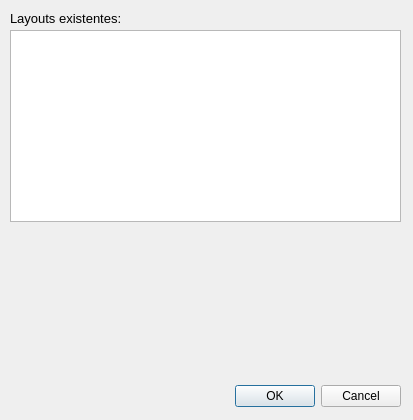
Old version of the form layout_edit_dialog_base.ui in the repository pyqgis-estudos/editLayoutManager.
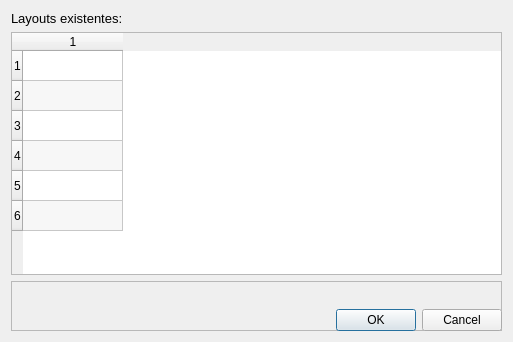
New version of the form.

What changed in the file:
```diff
--- a/layout_edit_dialog_base.ui
+++ b/layout_edit_dialog_base.ui
@@ -9,8 +9,8 @@
    <rect>
     <x>0</x>
     <y>0</y>
-    <width>413</width>
-    <height>420</height>
+    <width>513</width>
+    <height>342</height>
    </rect>
   </property>
   <property name="sizePolicy">
@@ -22,47 +22,9 @@
   <property name="windowTitle">
    <string>Layouts Editer</string>
   </property>
-  <widget class="QDialogButtonBox" name="button_box">
-   <property name="geometry">
-    <rect>
-     <x>60</x>
-     <y>380</y>
-     <width>341</width>
-     <height>32</height>
-    </rect>
-   </property>
-   <property name="sizePolicy">
-    <sizepolicy hsizetype="Preferred" vsizetype="Expanding">
-     <horstretch>0</horstretch>
-     <verstretch>0</verstretch>
-    </sizepolicy>
-   </property>
-   <property name="orientation">
-    <enum>Qt::Horizontal</enum>
-   </property>
-   <property name="standardButtons">
-    <set>QDialogButtonBox::Cancel|QDialogButtonBox::Ok</set>
-   </property>
-  </widget>
-  <widget class="QListView" name="listView">
-   <property name="geometry">
-    <rect>
-     <x>10</x>
-     <y>30</y>
-     <width>391</width>
-     <height>192</height>
-    </rect>
-   </property>
-  </widget>
+  <layout class="QGridLayout" name="gridLayout">
+   <item row="0" column="0">
   <widget class="QLabel" name="label">
-   <property name="geometry">
-    <rect>
-     <x>10</x>
-     <y>10</y>
-     <width>151</width>
-     <height>16</height>
-    </rect>
-   </property>
    <property name="sizePolicy">
     <sizepolicy hsizetype="Maximum" vsizetype="Preferred">
      <horstretch>0</horstretch>
@@ -80,6 +42,90 @@
     <string>Layouts existentes:</string>
    </property>
   </widget>
+   </item>
+   <item row="1" column="0" colspan="2">
+    <widget class="QTableWidget" name="tableWidget">
+     <property name="sizePolicy">
+      <sizepolicy hsizetype="Expanding" vsizetype="Expanding">
+       <horstretch>0</horstretch>
+       <verstretch>0</verstretch>
+      </sizepolicy>
+     </property>
+     <property name="alternatingRowColors">
+      <bool>true</bool>
+     </property>
+     <property name="iconSize">
+      <size>
+       <width>50</width>
+       <height>20</height>
+      </size>
+     </property>
+     <property name="rowCount">
+      <number>6</number>
+     </property>
+     <property name="columnCount">
+      <number>1</number>
+     </property>
+     <attribute name="horizontalHeaderVisible">
+      <bool>true</bool>
+     </attribute>
+     <attribute name="horizontalHeaderCascadingSectionResizes">
+      <bool>false</bool>
+     </attribute>
+     <row/>
+     <row/>
+     <row/>
+     <row/>
+     <row/>
+     <row/>
+     <column/>
+    </widget>
+   </item>
+   <item row="2" column="0" rowspan="2" colspan="2">
+    <widget class="QListWidget" name="listLayouts">
+     <property name="enabled">
+      <bool>false</bool>
+     </property>
+     <property name="sizePolicy">
+      <sizepolicy hsizetype="Preferred" vsizetype="Fixed">
+       <horstretch>0</horstretch>
+       <verstretch>0</verstretch>
+      </sizepolicy>
+     </property>
+     <property name="maximumSize">
+      <size>
+       <width>16777215</width>
+       <height>50</height>
+      </size>
+     </property>
+     <property name="acceptDrops">
+      <bool>false</bool>
+     </property>
+     <property name="alternatingRowColors">
+      <bool>true</bool>
+     </property>
+     <property name="selectionMode">
+      <enum>QAbstractItemView::MultiSelection</enum>
+     </property>
+    </widget>
+   </item>
+   <item row="3" column="1">
+    <widget class="QDialogButtonBox" name="button_box">
+     <property name="sizePolicy">
+      <sizepolicy hsizetype="Preferred" vsizetype="Fixed">
+       <horstretch>0</horstretch>
+       <verstretch>0</verstretch>
+      </sizepolicy>
+     </property>
+     <property name="orientation">
+      <enum>Qt::Horizontal</enum>
+     </property>
+     <property name="standardButtons">
+      <set>QDialogButtonBox::Cancel|QDialogButtonBox::Ok</set>
+     </property>
+    </widget>
+   </item>
+  </layout>
  </widget>
  <resources/>
  <connections>
```
Lines whose indentation alone changed are shown as unchanged.
